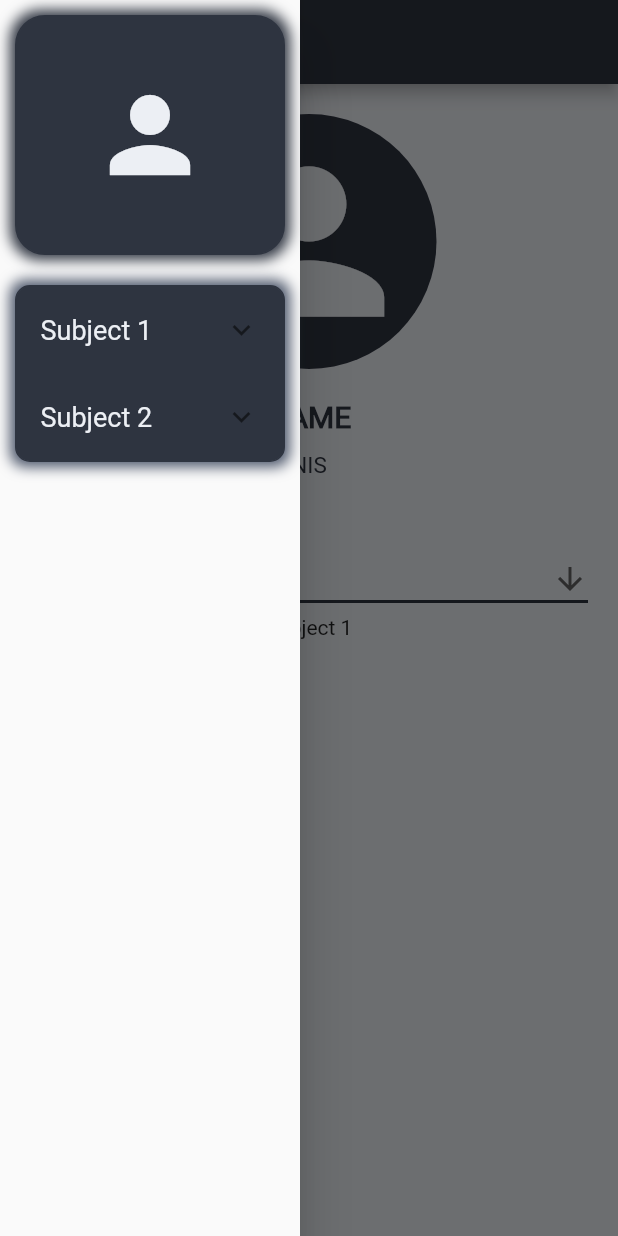
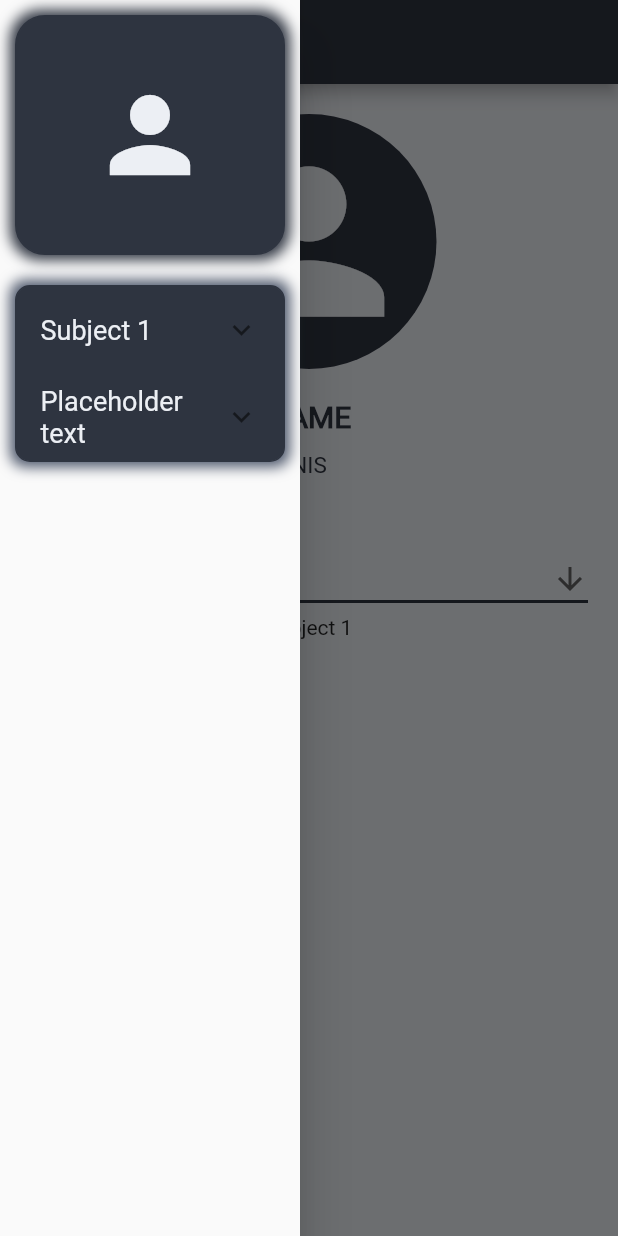
Before and after one commit to aldihsuhandi/SE-Bruh, a Flutter app: the screen it shows after launch, with the side drawer open, on a phone screen of 412 x 824 dp. Run offline on Flutter 3.47's test engine with Material 2 defaults, Android fonts, the phone set to English and light mode, and no system bars; our stand-ins replace fl_chart, hexcolor.

Commit message:
rework the file structure

```diff
--- a/lib/main.dart
+++ b/lib/main.dart
@@ -1,7 +1,7 @@
 import 'package:flutter/material.dart';
 
 // import other file
-import 'page/profile.dart';
+import 'widget/profile.dart';
 
 void main() => runApp(MaterialApp(
     home: Profile(),
--- a/lib/src/drawer.dart
+++ b/lib/widget/drawer.dart
@@ -2,8 +2,8 @@ import 'package:flutter/material.dart';
 import 'package:hexcolor/hexcolor.dart';
 
 // include other dart file
-import '../page/profile.dart';
-import '../page/subject.dart';
+import 'profile.dart';
+import 'subject.dart';
 
 class NavMenu extends StatelessWidget {
     @override
@@ -114,7 +114,7 @@ class NavMenu extends StatelessWidget {
                                 ),
                                 ExpansionTile(
                                     title: Text(
-                                        "Subject 2",
+                                        "Placeholder text",
                                         style: TextStyle(
                                             fontSize: 18,
                                             color: HexColor("#eceff4"),
@@ -124,7 +124,7 @@ class NavMenu extends StatelessWidget {
                                         ListTile(
                                             title: Center(
                                                 child: Text(
-                                                    "Session 1",
+                                                    "Placeholder text",
                                                     style: TextStyle(
                                                         fontSize: 15,
                                                         color: HexColor("#eceff4"),
@@ -138,7 +138,7 @@ class NavMenu extends StatelessWidget {
                                         ListTile(
                                             title: Center(
                                                 child: Text(
-                                                    "Session 2",
+                                                    "Placeholder text",
                                                     style: TextStyle(
                                                         fontSize: 15,
                                                         color: HexColor("#eceff4"),
@@ -159,3 +159,5 @@ class NavMenu extends StatelessWidget {
         );
     }
 }
+
+class SubjectList extends
--- a/lib/page/profile.dart
+++ b/lib/widget/profile.dart
@@ -3,7 +3,7 @@ import 'package:hexcolor/hexcolor.dart';
 import 'package:fl_chart/fl_chart.dart';
 
 // import other file
-import '../src/drawer.dart';
+import 'drawer.dart';
 
 class Profile extends StatelessWidget {
     @override
@@ -100,7 +100,8 @@ class _GradeComboBox extends State<GradeComboBox> {
     String val = "Subject 1";
     @override
     Widget build(BuildContext context) {
-        return Column(
+        return SingleChildScrollView(
+            child: Column(
                 children: [
                     DropdownButton<String>(
                         value: val,
@@ -129,6 +130,7 @@ class _GradeComboBox extends State<GradeComboBox> {
                     ),
                     GradeGraph(val),
                 ],
+            ),
         );
     }
 }
--- a/lib/page/subject.dart
+++ b/lib/widget/subject.dart
@@ -2,7 +2,7 @@ import 'package:flutter/material.dart';
 import 'package:hexcolor/hexcolor.dart';
 
 // import other file
-import '../src/drawer.dart';
+import 'drawer.dart';
 
 class Sessionpage extends StatelessWidget {
     @override
```
Lines whose indentation alone changed are shown as unchanged.
